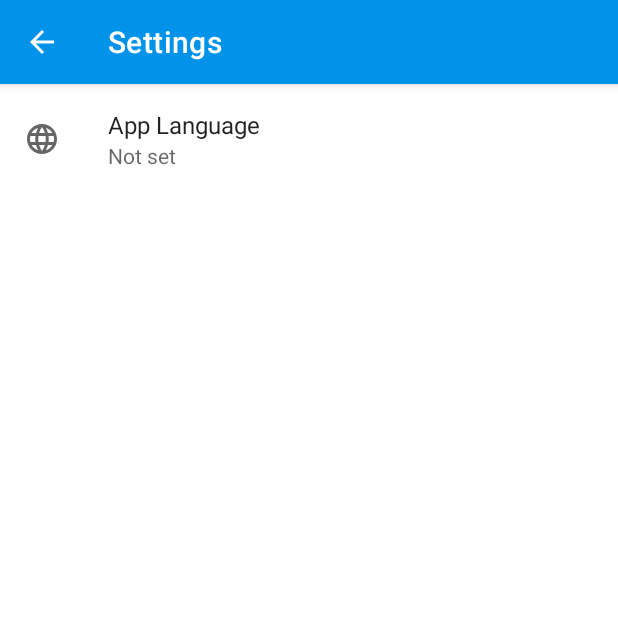
After one commit to adeekshith/watomatic, an Android app: the SettingsActivity screen opened directly, with no data from a screen before it, on a phone screen of 412 x 824 dp, the top half of it. The commit adds this screen. Run offline under Robolectric (Android 15) with nearby library versions, the phone set to English and light mode, and no system bars; our stand-ins replace androidx.preference.

Commit message:
refactor use separate activity for Settings page

```diff
--- /dev/null
+++ b/app/src/main/java/com/parishod/watomatic/activity/settings/SettingsActivity.java
@@ -0,0 +1,16 @@
+package com.parishod.watomatic.activity.settings;
+
+import android.os.Bundle;
+
+import androidx.appcompat.app.AppCompatActivity;
+
+import com.parishod.watomatic.R;
+
+public class SettingsActivity extends AppCompatActivity {
+
+    @Override
+    protected void onCreate(Bundle savedInstanceState) {
+        super.onCreate(savedInstanceState);
+        setContentView(R.layout.activity_settings);
+    }
+}
--- a/app/src/main/java/com/parishod/watomatic/fragment/SettingsFragment.java
+++ b/app/src/main/java/com/parishod/watomatic/fragment/SettingsFragment.java
@@ -8,7 +8,6 @@ import androidx.preference.Preference;
 import androidx.preference.PreferenceFragmentCompat;
 
 import com.parishod.watomatic.R;
-import com.parishod.watomatic.activity.main.MainActivity;
 import com.parishod.watomatic.model.preferences.PreferencesManager;
 
 public class SettingsFragment extends PreferenceFragmentCompat {
@@ -17,11 +16,6 @@ public class SettingsFragment extends PreferenceFragmentCompat {
     @Override
     public void onCreatePreferences(Bundle savedInstanceState, String rootKey) {
         setPreferencesFromResource(R.xml.fragment_settings, rootKey);
-
-        //Set fragment title
-        getActivity().setTitle("Settings");
-
-        ((MainActivity)getActivity()).showHideBackButton(true);
 
         languagePref = findPreference("pref_key_selected_app_language");
         languagePref.setOnPreferenceChangeListener(new Preference.OnPreferenceChangeListener() {
--- /dev/null
+++ b/app/src/main/res/layout/activity_settings.xml
@@ -0,0 +1,15 @@
+<?xml version="1.0" encoding="utf-8"?>
+<androidx.constraintlayout.widget.ConstraintLayout xmlns:android="http://schemas.android.com/apk/res/android"
+    android:layout_width="match_parent"
+    android:layout_height="match_parent"
+    xmlns:app="http://schemas.android.com/apk/res-auto">
+
+    <androidx.fragment.app.FragmentContainerView
+        android:id="@+id/setting_fragment_container"
+        android:name="com.parishod.watomatic.fragment.SettingsFragment"
+        android:layout_width="match_parent"
+        android:layout_height="match_parent"
+        app:layout_constraintBottom_toBottomOf="parent"
+        app:layout_constraintTop_toTopOf="parent"/>
+
+</androidx.constraintlayout.widget.ConstraintLayout>
--- a/app/src/main/res/values/strings.xml
+++ b/app/src/main/res/values/strings.xml
@@ -5,6 +5,7 @@
     <string name="url_adeekshith_twitter" translatable="false">https://twitter.com/adeekshith</string>
 
     <string name="about">About</string>
+    <string name="settings">Settings</string>
     <string name="privacy_policy_label">Privacy Policy</string>
     <string name="service_name">Incoming Message Notification Listener</string>
     <string name="mainAutoReplyTextPlaceholder">(Custom Reply)</string>
```
Also changed, not shown: app/src/main/AndroidManifest.xml (+7 -0 lines).
